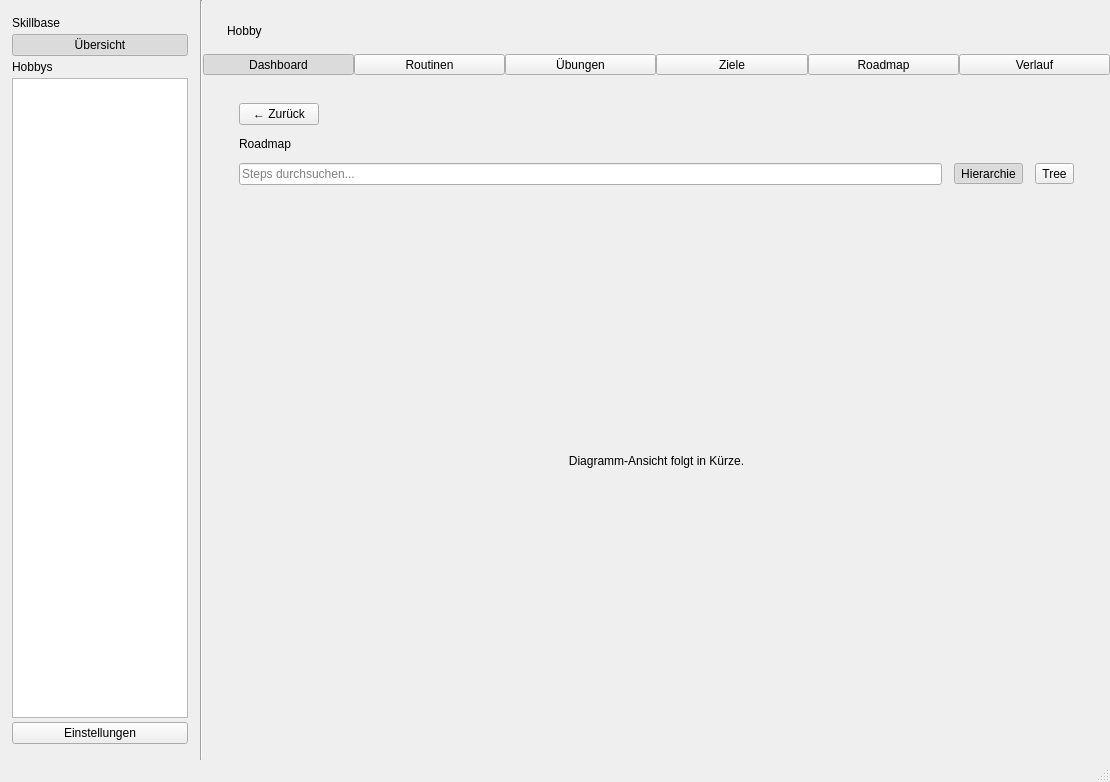
First picture: the form in resources/mainwindow.ui, repository ItsDylan255/Skillbase, before the edit.
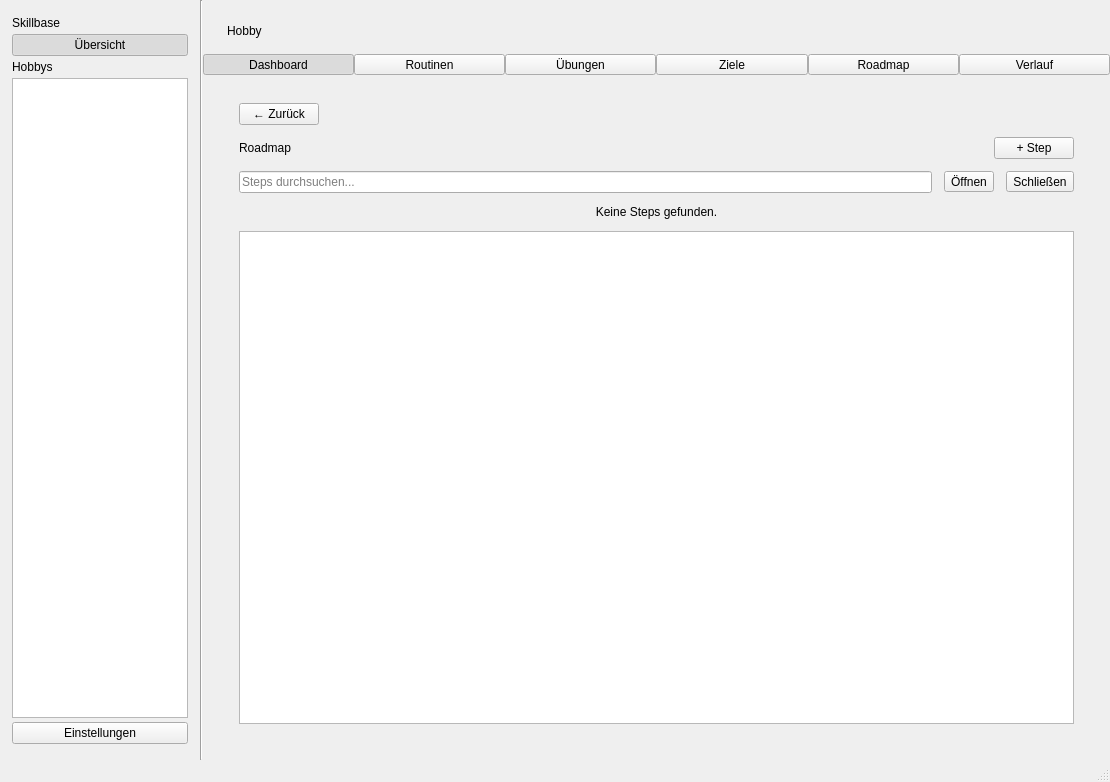
Second picture: the form after the edit. The open tabs and pages were chosen to show the change. Custom widgets are drawn as their Qt base class.

Commit message: feat: roadmap

What changed in the file:
```diff
--- a/resources/mainwindow.ui
+++ b/resources/mainwindow.ui
@@ -1205,6 +1205,8 @@
                       </layout>
                      </item>
                      <item>
+                      <layout class="QHBoxLayout" name="roadmapDetailTitleRow">
+                       <item>
                       <widget class="QLabel" name="roadmapDetailTitleLabel">
                        <property name="text">
                         <string>Roadmap</string>
@@ -1212,6 +1214,28 @@
                       </widget>
                      </item>
                      <item>
+                        <spacer name="roadmapDetailTitleSpacer">
+                         <property name="orientation">
+                          <enum>Qt::Orientation::Horizontal</enum>
+                         </property>
+                         <property name="sizeHint" stdset="0">
+                          <size>
+                           <width>0</width>
+                           <height>0</height>
+                          </size>
+                         </property>
+                        </spacer>
+                       </item>
+                       <item>
+                        <widget class="QPushButton" name="addRoadmapChildStepButton">
+                         <property name="text">
+                          <string>+ Step</string>
+                         </property>
+                        </widget>
+                       </item>
+                      </layout>
+                     </item>
+                     <item>
                       <layout class="QHBoxLayout" name="roadmapDetailToolbarLayout">
                        <property name="spacing">
                         <number>12</number>
@@ -1226,56 +1250,35 @@
                        <item>
                         <widget class="QToolButton" name="roadmapHierarchyViewButton">
                          <property name="text">
-                          <string>Hierarchie</string>
-                         </property>
-                         <property name="checkable">
-                          <bool>true</bool>
-                         </property>
-                         <property name="checked">
-                          <bool>true</bool>
-                         </property>
-                         <property name="autoExclusive">
-                          <bool>true</bool>
+                          <string>Öffnen</string>
                          </property>
                         </widget>
                        </item>
                        <item>
                         <widget class="QToolButton" name="roadmapTreeViewButton">
                          <property name="text">
-                          <string>Tree</string>
-                         </property>
-                         <property name="checkable">
-                          <bool>true</bool>
-                         </property>
-                         <property name="autoExclusive">
-                          <bool>true</bool>
+                          <string>Schließen</string>
                          </property>
                         </widget>
                        </item>
                       </layout>
                      </item>
                      <item>
-                      <widget class="QStackedWidget" name="roadmapDetailViewStack">
-                       <property name="currentIndex">
-                        <number>0</number>
+                      <widget class="QLabel" name="roadmapDetailEmptyLabel">
+                       <property name="text">
+                        <string>Keine Steps gefunden.</string>
                        </property>
-                       <widget class="QWidget" name="roadmapHierarchyPage">
-                        <layout class="QVBoxLayout" name="roadmapHierarchyPageLayout">
-                         <property name="spacing">
-                          <number>0</number>
-                         </property>
-                         <property name="leftMargin">
-                          <number>0</number>
-                         </property>
-                         <property name="topMargin">
-                          <number>0</number>
-                         </property>
-                         <property name="rightMargin">
-                          <number>0</number>
-                         </property>
-                         <property name="bottomMargin">
-                          <number>0</number>
-                         </property>
+                       <property name="alignment">
+                        <set>Qt::AlignmentFlag::AlignCenter</set>
+                       </property>
+                       <property name="wordWrap">
+                        <bool>true</bool>
+                       </property>
+                       <property name="visible">
+                        <bool>false</bool>
+                       </property>
+                      </widget>
+                     </item>
                          <item>
                           <widget class="RoadmapTreeWidget" name="roadmapTreeWidget">
                            <property name="headerHidden">
@@ -1290,36 +1293,6 @@
                          </item>
                         </layout>
                        </widget>
-                       <widget class="QWidget" name="roadmapTreePage">
-                        <layout class="QVBoxLayout" name="roadmapTreePageLayout">
-                         <property name="leftMargin">
-                          <number>0</number>
-                         </property>
-                         <property name="topMargin">
-                          <number>0</number>
-                         </property>
-                         <property name="rightMargin">
-                          <number>0</number>
-                         </property>
-                         <property name="bottomMargin">
-                          <number>0</number>
-                         </property>
-                         <item>
-                          <widget class="QLabel" name="roadmapTreePlaceholderLabel">
-                           <property name="text">
-                            <string>Diagramm-Ansicht folgt in Kürze.</string>
-                           </property>
-                           <property name="alignment">
-                            <set>Qt::AlignmentFlag::AlignCenter</set>
-                           </property>
-                          </widget>
-                         </item>
-                        </layout>
-                       </widget>
-                      </widget>
-                     </item>
-                    </layout>
-                   </widget>
                   </widget>
                  </item>
                 </layout>
```
Left out of the diff: 16 changed lines with no effect on the pictures. Lines whose indentation alone changed are shown as unchanged. The commit also changes 4 other files.
